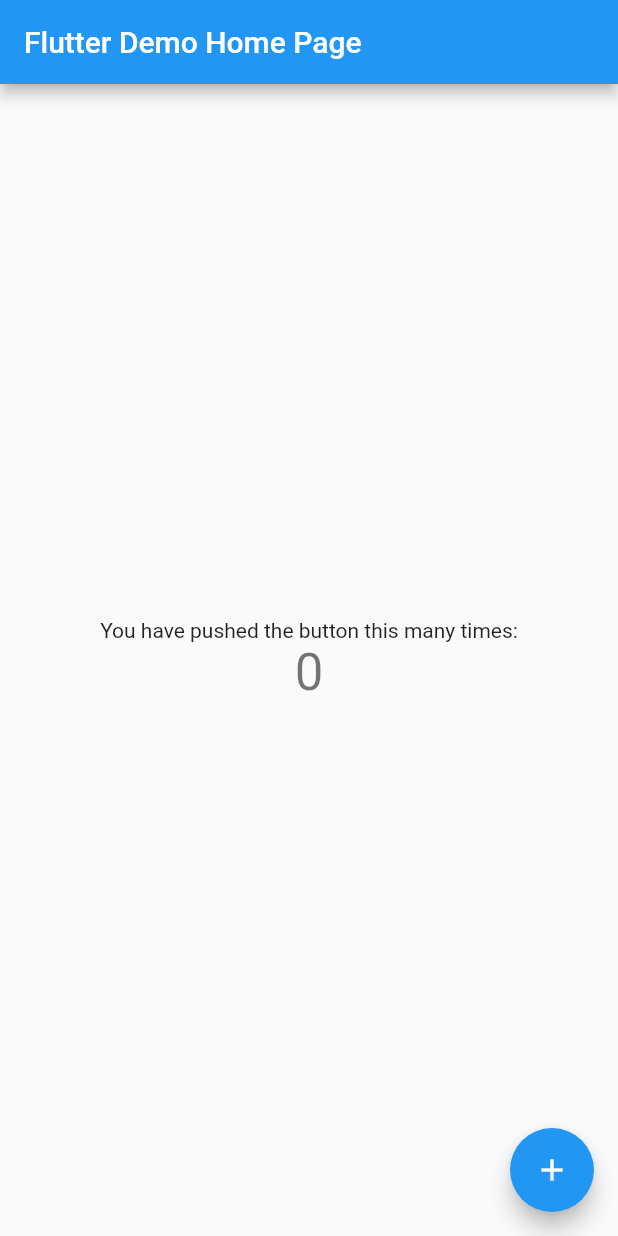
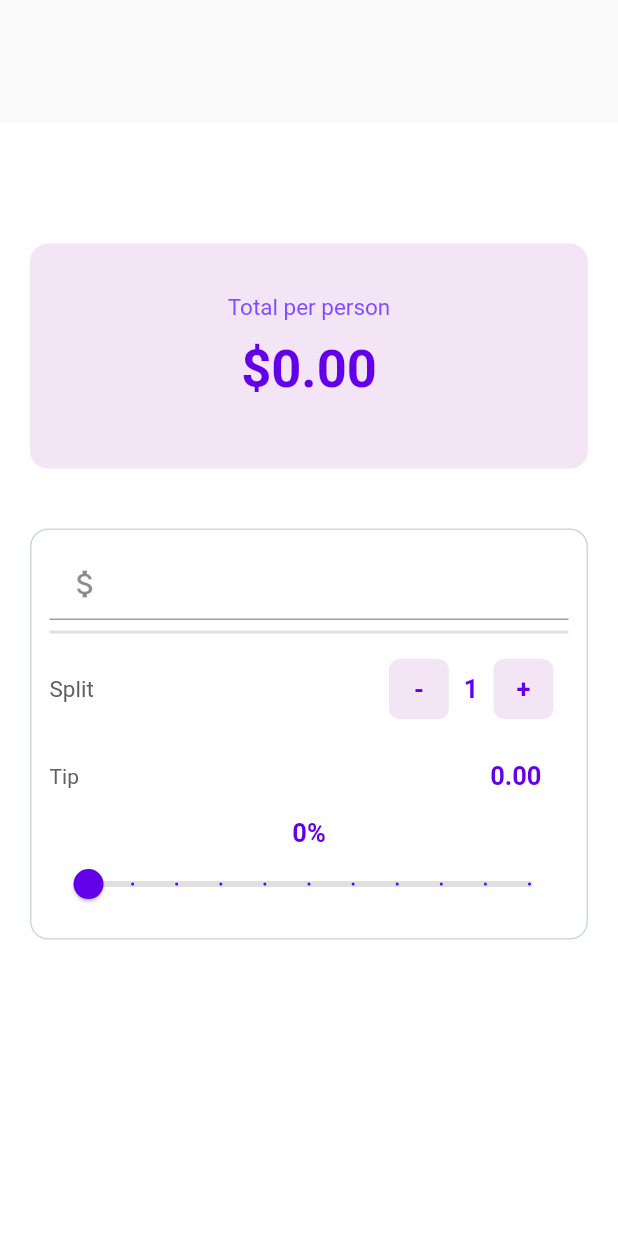
Before and after one commit to gjainiitr/Flutter_Tip_Calculator, a Flutter app: the screen it shows after launch, on a phone screen of 412 x 824 dp. Run offline on Flutter 3.47's test engine with Material 2 defaults, Android fonts, the phone set to English and light mode, and no system bars.

Commit message:
Design UI + Add functions

```diff
--- /dev/null
+++ b/lib/TipCalculator.dart
@@ -0,0 +1,249 @@
+import 'package:flutter/material.dart';
+
+class TipCalculator extends StatefulWidget {
+  @override
+  State<TipCalculator> createState() => _TipCalculatorState();
+}
+
+class _TipCalculatorState extends State<TipCalculator> {
+
+  double _bill = 0.0;
+  int _tipPercentage = 0;
+  int _personCounter = 1;
+
+  @override
+  Widget build(BuildContext context) {
+
+    return Scaffold(
+      body: Container(
+        color: Colors.white,
+        alignment: Alignment.center,
+        margin: EdgeInsets.only(
+          top: MediaQuery.of(context).size.height * 0.1,
+        ),
+        child: Container(
+          margin: EdgeInsets.only(
+            left: 20,
+            right: 20,
+          ),
+          child: ListView(
+            scrollDirection: Axis.vertical,
+            padding: EdgeInsets.only(bottom: 20),
+            children: <Widget>[
+
+              Container(
+                width: 150,
+                height: 150,
+                margin: EdgeInsets.only(
+                  top: 80,
+                  bottom: 20,
+                ),
+                decoration: BoxDecoration(
+                  color: Colors.purple.shade50,
+                  borderRadius: BorderRadius.circular(12.0),
+                ),
+                child: Center(
+                  child: Column(
+                      mainAxisAlignment: MainAxisAlignment.center,
+                      children: <Widget>[
+                        Text("Total per person",
+                          style: TextStyle(
+                            fontSize: 15.0,
+                            fontWeight: FontWeight.normal,
+                            color: Colors.deepPurpleAccent.shade200,
+                          ),
+                        ),
+                        Container(
+                          padding: EdgeInsets.all(12),
+                          child: Text("\$""${getBillPerHead(_tipPercentage, _bill, _personCounter)}",
+                            style: TextStyle(
+                              color: Colors.deepPurpleAccent.shade700,
+                              fontSize: 35.0,
+                              fontWeight: FontWeight.bold,
+                            ),
+                          ),
+                        ),
+                      ]
+                  ),
+                ),
+              ),
+              Container(
+                padding: EdgeInsets.all(12.0),
+                margin: EdgeInsets.only(top: 20.0,),
+                decoration: BoxDecoration(
+                  color: Colors.transparent,
+                  border: Border.all(
+                      color: Colors.blueGrey.shade100,
+                      style: BorderStyle.solid,// set border color
+                  ),
+                  borderRadius: BorderRadius.circular(12.0),
+                ),
+                child: Column(
+                  children: <Widget>[
+                    TextField(
+                      keyboardType: TextInputType.numberWithOptions(decimal: true,),
+                      style: TextStyle(color: Colors.deepPurpleAccent.shade700),
+                      decoration: InputDecoration(
+                        prefixText: "Bill Amount",
+                        prefixIcon: Icon(Icons.attach_money),
+                      ),
+                      onChanged: (String val) {
+                        try{
+                          _bill = double.parse(val);
+                        }
+                        catch(e){
+                          _bill = 0.0;
+                        }
+                      },
+                    ),
+                    Divider(thickness: 2),
+                    Row(
+                      mainAxisAlignment: MainAxisAlignment.spaceBetween,
+                      children: <Widget>[
+                        Text("Split",
+                          style: TextStyle(
+                            fontSize: 15.0,
+                            color: Colors.grey.shade700,
+                          ),
+                        ),
+                        Row(
+                          children: <Widget>[
+                            InkWell(
+                              onTap: () {
+                                setState(() {
+                                  if(_personCounter > 1){
+                                    _personCounter--;
+                                  }
+                                });
+                              },
+                              child: Container(
+                                height: 40.0,
+                                width: 40.0,
+                                margin: EdgeInsets.all(10.0),
+                                decoration: BoxDecoration(
+                                  color: Colors.purple.shade50,
+                                  borderRadius: BorderRadius.circular(7.0),
+                                ),
+                                child: Center(
+                                  child: Text("-",
+                                    style: TextStyle(
+                                      color: Colors.deepPurpleAccent.shade700,
+                                      fontWeight: FontWeight.bold,
+                                      fontSize: 17.0,
+                                    ),
+                                  ),
+                                ),
+                              ),
+                            ),
+                            Text("$_personCounter",
+                              style: TextStyle(
+                                color: Colors.deepPurpleAccent.shade700,
+                                fontWeight: FontWeight.bold,
+                                fontSize: 17.0,
+                              ),
+                            ),
+                            InkWell(
+                              onTap: () {
+                                setState(() {
+                                    _personCounter++;
+                                });
+                              },
+                              child: Container(
+                                height: 40.0,
+                                width: 40.0,
+                                margin: EdgeInsets.all(10.0),
+                                decoration: BoxDecoration(
+                                  color: Colors.purple.shade50,
+                                  borderRadius: BorderRadius.circular(7.0),
+                                ),
+                                child: Center(
+                                  child: Text("+",
+                                    style: TextStyle(
+                                      color: Colors.deepPurpleAccent.shade700,
+                                      fontWeight: FontWeight.bold,
+                                      fontSize: 17.0,
+                                    ),
+                                  ),
+                                ),
+                              ),
+                            ),
+                          ],
+                        ),
+                      ],
+                    ),
+                    Row(
+                      mainAxisAlignment: MainAxisAlignment.spaceBetween,
+                      children: <Widget>[
+                        Text("Tip",
+                          style: TextStyle(
+                            color: Colors.grey.shade700,
+                          ),
+                        ),
+                        Container(
+                          padding: const EdgeInsets.all(18.0),
+                          child: Text("${calculateTip(_bill, _tipPercentage)}",
+                            style: TextStyle(
+                              color: Colors.deepPurpleAccent.shade700,
+                              fontWeight: FontWeight.bold,
+                              fontSize: 17.0,
+                            ),
+                          ),
+                        ),
+                      ],
+                    ),
+                    Column(
+                      children: <Widget>[
+                        Text("$_tipPercentage%",
+                          style: TextStyle(
+                            color: Colors.deepPurpleAccent.shade700,
+                            fontWeight: FontWeight.bold,
+                            fontSize: 17.0,
+                          ),
+                        ),
+                        Slider(
+                          min: 0,
+                          max: 100,
+                          activeColor: Colors.deepPurpleAccent.shade700,
+                          inactiveColor: Colors.grey.shade300,
+                          divisions: 10,
+                          value: _tipPercentage.toDouble(),
+                          onChanged: updateTip
+                        )
+
+                      ],
+                    ),
+                  ],
+                ),
+              ),
+            ],
+
+          ),
+        ),
+      ),
+    );
+
+  }
+
+  void updateTip(double newVal){
+    setState(() {
+      _tipPercentage = newVal.round();
+    });
+  }
+
+  calculateTip(double billAmount, int tipPercentage){
+    double tipValue = 0;
+    if(billAmount<0 || billAmount.toString().isEmpty || billAmount==null){
+
+    }
+    else{
+      tipValue = ((billAmount * tipPercentage)/100);
+    }
+
+    return tipValue.toStringAsFixed(2);
+  }
+
+  getBillPerHead(int tipPercentage, double billAmount, int splitBy){
+    var billPerHead = (billAmount * (100 + tipPercentage))/(100 * splitBy);
+    return billPerHead.toStringAsFixed(2);
+  }
+}
--- a/lib/main.dart
+++ b/lib/main.dart
@@ -1,115 +1,10 @@
 import 'package:flutter/material.dart';
+import 'TipCalculator.dart';
 
 void main() {
-  runApp(const MyApp());
+  runApp(
+      new MaterialApp(
+        home: TipCalculator(),
+      )
+  );
 }
-
-class MyApp extends StatelessWidget {
-  const MyApp({Key? key}) : super(key: key);
-
-  // This widget is the root of your application.
-  @override
-  Widget build(BuildContext context) {
-    return MaterialApp(
-      title: 'Flutter Demo',
-      theme: ThemeData(
-        // This is the theme of your application.
-        //
-        // Try running your application with "flutter run". You'll see the
-        // application has a blue toolbar. Then, without quitting the app, try
-        // changing the primarySwatch below to Colors.green and then invoke
-        // "hot reload" (press "r" in the console where you ran "flutter run",
-        // or simply save your changes to "hot reload" in a Flutter IDE).
-        // Notice that the counter didn't reset back to zero; the application
-        // is not restarted.
-        primarySwatch: Colors.blue,
-      ),
-      home: const MyHomePage(title: 'Flutter Demo Home Page'),
-    );
-  }
-}
-
-class MyHomePage extends StatefulWidget {
-  const MyHomePage({Key? key, required this.title}) : super(key: key);
-
-  // This widget is the home page of your application. It is stateful, meaning
-  // that it has a State object (defined below) that contains fields that affect
-  // how it looks.
-
-  // This class is the configuration for the state. It holds the values (in this
-  // case the title) provided by the parent (in this case the App widget) and
-  // used by the build method of the State. Fields in a Widget subclass are
-  // always marked "final".
-
-  final String title;
-
-  @override
-  State<MyHomePage> createState() => _MyHomePageState();
-}
-
-class _MyHomePageState extends State<MyHomePage> {
-  int _counter = 0;
-
-  void _incrementCounter() {
-    setState(() {
-      // This call to setState tells the Flutter framework that something has
-      // changed in this State, which causes it to rerun the build method below
-      // so that the display can reflect the updated values. If we changed
-      // _counter without calling setState(), then the build method would not be
-      // called again, and so nothing would appear to happen.
-      _counter++;
-    });
-  }
-
-  @override
-  Widget build(BuildContext context) {
-    // This method is rerun every time setState is called, for instance as done
-    // by the _incrementCounter method above.
-    //
-    // The Flutter framework has been optimized to make rerunning build methods
-    // fast, so that you can just rebuild anything that needs updating rather
-    // than having to individually change instances of widgets.
-    return Scaffold(
-      appBar: AppBar(
-        // Here we take the value from the MyHomePage object that was created by
-        // the App.build method, and use it to set our appbar title.
-        title: Text(widget.title),
-      ),
-      body: Center(
-        // Center is a layout widget. It takes a single child and positions it
-        // in the middle of the parent.
-        child: Column(
-          // Column is also a layout widget. It takes a list of children and
-          // arranges them vertically. By default, it sizes itself to fit its
-          // children horizontally, and tries to be as tall as its parent.
-          //
-          // Invoke "debug painting" (press "p" in the console, choose the
-          // "Toggle Debug Paint" action from the Flutter Inspector in Android
-          // Studio, or the "Toggle Debug Paint" command in Visual Studio Code)
-          // to see the wireframe for each widget.
-          //
-          // Column has various properties to control how it sizes itself and
-          // how it positions its children. Here we use mainAxisAlignment to
-          // center the children vertically; the main axis here is the vertical
-          // axis because Columns are vertical (the cross axis would be
-          // horizontal).
-          mainAxisAlignment: MainAxisAlignment.center,
-          children: <Widget>[
-            const Text(
-              'You have pushed the button this many times:',
-            ),
-            Text(
-              '$_counter',
-              style: Theme.of(context).textTheme.headline4,
-            ),
-          ],
-        ),
-      ),
-      floatingActionButton: FloatingActionButton(
-        onPressed: _incrementCounter,
-        tooltip: 'Increment',
-        child: const Icon(Icons.add),
-      ), // This trailing comma makes auto-formatting nicer for build methods.
-    );
-  }
-}
```
